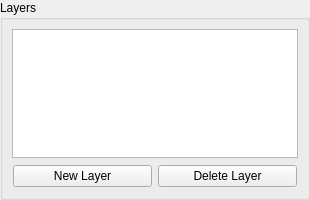
This is editor_app/gui/layers_sprites.ui in danielmeinert/objectcreator as Qt 5 draws it before an edit. The edited form follows.
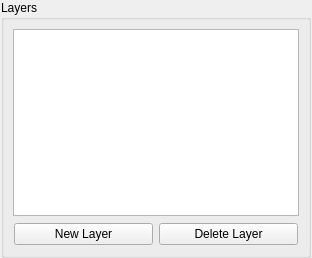
This is the edited form.

```diff
--- a/editor_app/gui/layers_sprites.ui
+++ b/editor_app/gui/layers_sprites.ui
@@ -6,8 +6,8 @@
    <rect>
     <x>0</x>
     <y>0</y>
-    <width>310</width>
-    <height>200</height>
+    <width>312</width>
+    <height>258</height>
    </rect>
   </property>
   <property name="sizePolicy">
@@ -18,13 +18,13 @@
   </property>
   <property name="minimumSize">
    <size>
-    <width>310</width>
+    <width>312</width>
     <height>200</height>
    </size>
   </property>
   <property name="maximumSize">
    <size>
-    <width>310</width>
+    <width>312</width>
     <height>500</height>
    </size>
   </property>
```
Left out of the diff: 2 changed lines with no effect on the pictures.
